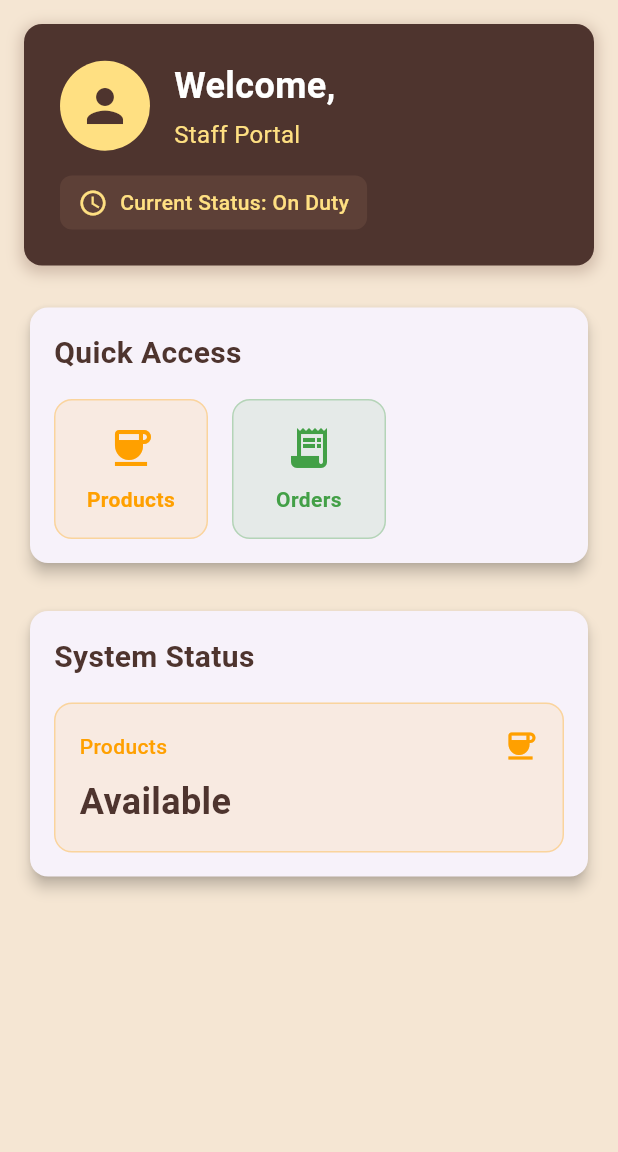
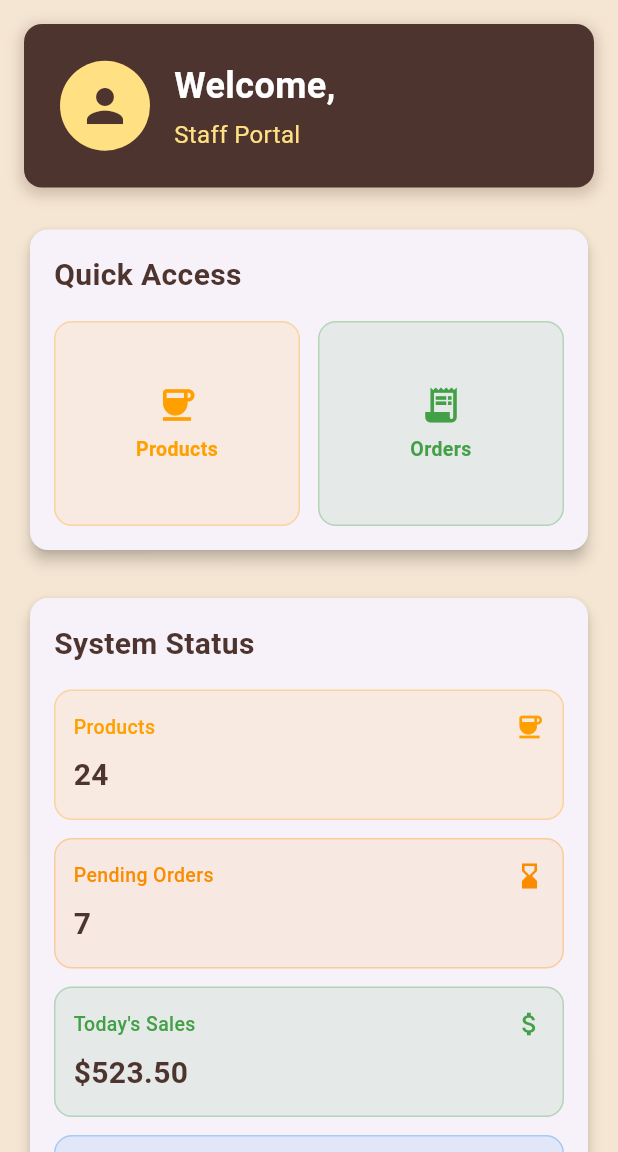
Before and after one commit to nathanG2129/CafeConnect, a Flutter app: the StaffDashboardPage screen opened by its route, on a phone screen of 412 x 824 dp, the part 84-1236 px from its top. Run offline on Flutter 3.47's test engine with Material 3 defaults, Android fonts, the phone set to English and light mode, and no system bars; our stand-ins replace cloud_firestore, firebase_auth, firebase_core, get_storage; accounts and stored records are empty; generated files the repository leaves out were written again.

Commit message:
Refactor StaffDashboardPage layout and add sample data for improved UI responsiveness
- Changed the layout of the dashboard from a Column to a Row for better alignment of user information.
- Introduced sample data for total products, pending orders, and today's sales to enhance the dashboard's functionality.
- Updated the GridView to adapt its layout based on screen width, improving responsiveness on different devices.
- Adjusted padding and font sizes for better visual consistency across various UI elements.

```diff
--- a/lib/pages/staff/staff_dashboard.dart
+++ b/lib/pages/staff/staff_dashboard.dart
@@ -16,6 +16,11 @@ class _StaffDashboardPageState extends State<StaffDashboardPage> {
   final AuthService _authService = AuthService();
   UserModel? _currentUser;
   bool _isLoading = true;
+
+  // Sample data - In a real app, these would come from API/database
+  final int _totalProducts = 24;
+  final int _pendingOrders = 7;
+  final double _todaySales = 523.50;
 
   @override
   void initState() {
@@ -100,10 +105,7 @@ class _StaffDashboardPageState extends State<StaffDashboardPage> {
           ),
         ],
       ),
-      child: Column(
-        crossAxisAlignment: CrossAxisAlignment.start,
-        children: [
-          Row(
+      child: Row(
         children: [
           CircleAvatar(
             backgroundColor: Colors.amber[200],
@@ -126,6 +128,7 @@ class _StaffDashboardPageState extends State<StaffDashboardPage> {
                     fontSize: 24,
                     fontWeight: FontWeight.bold,
                   ),
+                  overflow: TextOverflow.ellipsis,
                 ),
                 const SizedBox(height: 4),
                 Text(
@@ -133,30 +136,6 @@ class _StaffDashboardPageState extends State<StaffDashboardPage> {
                   style: TextStyle(
                     color: Colors.amber[200],
                     fontSize: 16,
-                      ),
-                    ),
-                  ],
-                ),
-              ),
-            ],
-          ),
-          const SizedBox(height: 16),
-          Container(
-            padding: const EdgeInsets.symmetric(horizontal: 12, vertical: 8),
-            decoration: BoxDecoration(
-              color: Colors.brown[700],
-              borderRadius: BorderRadius.circular(8),
-            ),
-            child: Row(
-              mainAxisSize: MainAxisSize.min,
-              children: [
-                Icon(Icons.schedule, color: Colors.amber[200], size: 20),
-                const SizedBox(width: 8),
-                Text(
-                  "Current Status: On Duty",
-                  style: TextStyle(
-                    color: Colors.amber[200],
-                    fontWeight: FontWeight.w500,
                   ),
                 ),
               ],
@@ -187,13 +166,17 @@ class _StaffDashboardPageState extends State<StaffDashboardPage> {
               ),
             ),
             const SizedBox(height: 16),
-            GridView.count(
+            LayoutBuilder(
+              builder: (context, constraints) {
+                // Adapt to available width
+                final crossAxisCount = constraints.maxWidth > 450 ? 3 : 2;
+                return GridView.count(
                   shrinkWrap: true,
                   physics: const NeverScrollableScrollPhysics(),
-              crossAxisCount: 3,
-              childAspectRatio: 1.1,
-              crossAxisSpacing: 16,
-              mainAxisSpacing: 16,
+                  crossAxisCount: crossAxisCount,
+                  childAspectRatio: 1.2,
+                  crossAxisSpacing: 12,
+                  mainAxisSpacing: 12,
                   children: [
                     _buildQuickAccessItem(
                       icon: Icons.coffee,
@@ -212,6 +195,8 @@ class _StaffDashboardPageState extends State<StaffDashboardPage> {
                       },
                     ),
                   ],
+                );
+              }
             ),
           ],
         ),
@@ -229,7 +214,7 @@ class _StaffDashboardPageState extends State<StaffDashboardPage> {
       onTap: onTap,
       borderRadius: BorderRadius.circular(12),
       child: Container(
-        padding: const EdgeInsets.all(12),
+        padding: const EdgeInsets.all(8),
         decoration: BoxDecoration(
           color: color.withOpacity(0.1),
           borderRadius: BorderRadius.circular(12),
@@ -241,16 +226,18 @@ class _StaffDashboardPageState extends State<StaffDashboardPage> {
             Icon(
               icon,
               color: color,
-              size: 32,
+              size: 28,
             ),
-            const SizedBox(height: 8),
+            const SizedBox(height: 6),
             Text(
               title,
               textAlign: TextAlign.center,
               style: TextStyle(
                 color: color,
                 fontWeight: FontWeight.bold,
+                fontSize: 13,
               ),
+              overflow: TextOverflow.ellipsis,
             ),
           ],
         ),
@@ -278,17 +265,92 @@ class _StaffDashboardPageState extends State<StaffDashboardPage> {
               ),
             ),
             const SizedBox(height: 16),
+            LayoutBuilder(
+              builder: (context, constraints) {
+                // Use single column layout for small screens
+                if (constraints.maxWidth < 400) {
+                  return Column(
+                    children: [
+                      _buildStatCard(
+                        title: "Products",
+                        value: "$_totalProducts",
+                        icon: Icons.coffee,
+                        color: Colors.amber[700]!,
+                      ),
+                      const SizedBox(height: 12),
+                      _buildStatCard(
+                        title: "Pending Orders",
+                        value: "$_pendingOrders",
+                        icon: Icons.hourglass_bottom,
+                        color: Colors.orange[600]!,
+                      ),
+                      const SizedBox(height: 12),
+                      _buildStatCard(
+                        title: "Today's Sales",
+                        value: "\$${_todaySales.toStringAsFixed(2)}",
+                        icon: Icons.attach_money,
+                        color: Colors.green[600]!,
+                      ),
+                      const SizedBox(height: 12),
+                      _buildStatCard(
+                        title: "System Status",
+                        value: "Online",
+                        icon: Icons.cloud_done,
+                        color: Colors.blue[600]!,
+                      ),
+                    ],
+                  );
+                }
+
+                // Use two-column layout for larger screens
+                return Column(
+                  children: [
                     Row(
                       children: [
                         Expanded(
                           child: _buildStatCard(
                             title: "Products",
-                    value: "Available",
+                            value: "$_totalProducts",
                             icon: Icons.coffee,
                             color: Colors.amber[700]!,
                           ),
                         ),
+                        const SizedBox(width: 12),
+                        Expanded(
+                          child: _buildStatCard(
+                            title: "Pending Orders",
+                            value: "$_pendingOrders",
+                            icon: Icons.hourglass_bottom,
+                            color: Colors.orange[600]!,
+                          ),
+                        ),
                       ],
+                    ),
+                    const SizedBox(height: 12),
+                    Row(
+                      children: [
+                        Expanded(
+                          child: _buildStatCard(
+                            title: "Today's Sales",
+                            value: "\$${_todaySales.toStringAsFixed(2)}",
+                            icon: Icons.attach_money,
+                            color: Colors.green[600]!,
+                          ),
+                        ),
+                        const SizedBox(width: 12),
+                        Expanded(
+                          child: _buildStatCard(
+                            title: "System Status",
+                            value: "Online",
+                            icon: Icons.cloud_done,
+                            color: Colors.blue[600]!,
+                          ),
+                        ),
+                      ],
+                    ),
+                  ],
+                );
+              }
             ),
           ],
         ),
@@ -303,7 +365,7 @@ class _StaffDashboardPageState extends State<StaffDashboardPage> {
     required Color color,
   }) {
     return Container(
-      padding: const EdgeInsets.all(16),
+      padding: const EdgeInsets.symmetric(horizontal: 12, vertical: 14),
       decoration: BoxDecoration(
         color: color.withOpacity(0.1),
         borderRadius: BorderRadius.circular(12),
@@ -315,17 +377,21 @@ class _StaffDashboardPageState extends State<StaffDashboardPage> {
           Row(
             mainAxisAlignment: MainAxisAlignment.spaceBetween,
             children: [
-              Text(
+              Flexible(
+                child: Text(
                   title,
                   style: TextStyle(
                     color: color,
                     fontWeight: FontWeight.w500,
+                    fontSize: 13,
+                  ),
+                  overflow: TextOverflow.ellipsis,
                 ),
               ),
               Icon(
                 icon,
                 color: color,
-                size: 24,
+                size: 20,
               ),
             ],
           ),
@@ -333,10 +399,11 @@ class _StaffDashboardPageState extends State<StaffDashboardPage> {
           Text(
             value,
             style: TextStyle(
-              fontSize: 24,
+              fontSize: 20,
               fontWeight: FontWeight.bold,
               color: Colors.brown[800],
             ),
+            overflow: TextOverflow.ellipsis,
           ),
         ],
       ),
```
Lines whose indentation alone changed are shown as unchanged.
